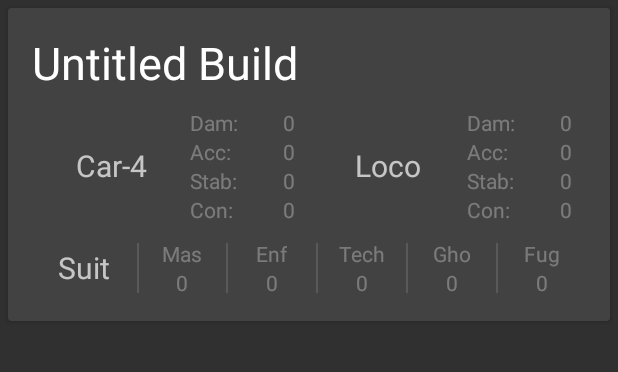
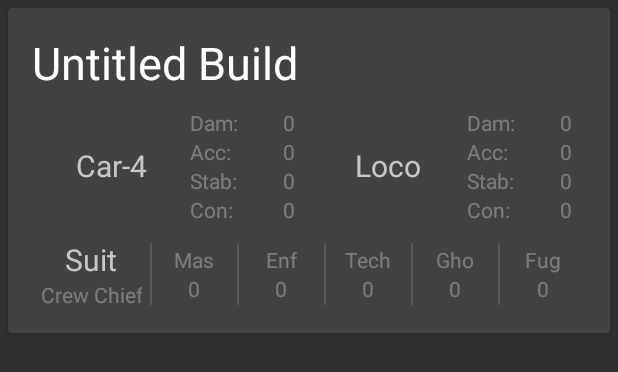
Before and after one commit to jamieadkins95/Heistr, an Android app: the layout card_view_build.xml on its own in the app's theme, with its tools: preview values and no code run, on a phone screen of 412 x 824 dp. Shown: the top 372 px of the screen. Run offline under Robolectric (Android 15) with nearby library versions, the phone set to English and light mode, and no system bars.

Commit message:
Armour is now stored and retrieved. Also displayed in the build list Had to change card layout slightly to accomodate for long perk deck names. Still an issue with sociopath.

```diff
--- a/app/src/main/java/com/dawgandpony/pd2skills/Database/MySQLiteHelper.java
+++ b/app/src/main/java/com/dawgandpony/pd2skills/Database/MySQLiteHelper.java
@@ -12,7 +12,7 @@ import android.util.Log;
 public class MySQLiteHelper extends SQLiteOpenHelper {
 
     private static final String DATABASE_NAME = "pd2skills.db";
-    private static final int DATABASE_VERSION = 10;
+    private static final int DATABASE_VERSION = 11;
 
 
     //region Skills
--- a/app/src/main/java/com/dawgandpony/pd2skills/Fragments/PerkDeckFragment.java
+++ b/app/src/main/java/com/dawgandpony/pd2skills/Fragments/PerkDeckFragment.java
@@ -37,7 +37,7 @@ public class PerkDeckFragment extends Fragment {
         // Required empty public constructor
     }
 
-    public static PerkDeckFragment newInstance(int selectedPerkDeck) {
+    public static PerkDeckFragment newInstance() {
 
         Bundle args = new Bundle();
 
--- a/app/src/main/res/layout/card_view_build.xml
+++ b/app/src/main/res/layout/card_view_build.xml
@@ -240,7 +240,7 @@
 
             <LinearLayout
                 android:layout_width="0dp"
-                android:layout_weight="1.2"
+                android:layout_weight="1.4"
                 android:gravity="center"
                 android:layout_gravity="center"
                 android:layout_height="wrap_content"
@@ -251,15 +251,24 @@
                     android:layout_height="wrap_content"
                     android:id="@+id/tvArmour"
                     android:textColor="@color/textSecondary"
-                    android:textSize="20dp"
+                    android:textSize="20sp"
                     android:gravity="center"
-                    android:text="@string/armour_suit"/>
+                    android:text="@string/armour_default"/>
+                <TextView
+                    android:layout_width="wrap_content"
+                    android:layout_height="wrap_content"
+                    android:id="@+id/tvPerkDeck"
+                    android:textColor="@color/textHint"
+
+                    android:gravity="center"
+                    android:text="@string/perk_deck_default"/>
             </LinearLayout>
 
             <LinearLayout
                 android:layout_width="0dp"
                 android:layout_weight="1"
                 android:gravity="center"
+                android:layout_gravity="center"
                 android:layout_height="wrap_content"
                 android:orientation="vertical">
                 <TextView
@@ -278,6 +287,7 @@
                 android:layout_width="0dp"
                 android:layout_weight="1"
                 android:gravity="center"
+                android:layout_gravity="center"
                 android:layout_height="wrap_content"
                 android:orientation="vertical">
                 <TextView
@@ -296,6 +306,7 @@
                 android:layout_width="0dp"
                 android:layout_weight="1"
                 android:gravity="center"
+                android:layout_gravity="center"
                 android:layout_height="wrap_content"
                 android:orientation="vertical">
                 <TextView
@@ -314,6 +325,7 @@
                 android:layout_width="0dp"
                 android:layout_weight="1"
                 android:gravity="center"
+                android:layout_gravity="center"
                 android:layout_height="wrap_content"
                 android:orientation="vertical">
                 <TextView
@@ -332,6 +344,7 @@
                 android:layout_width="0dp"
                 android:layout_weight="1"
                 android:gravity="center"
+                android:layout_gravity="center"
                 android:layout_height="wrap_content"
                 android:orientation="vertical">
                 <TextView
```
Also changed, not shown: app/src/main/java/com/dawgandpony/pd2skills/Activities/EditBuildActivity.java (+9 -3 lines), app/src/main/java/com/dawgandpony/pd2skills/BuildObjects/Build.java (+10 -1 lines), app/src/main/java/com/dawgandpony/pd2skills/Database/DataSourceBuilds.java (+11 -2 lines), app/src/main/java/com/dawgandpony/pd2skills/Fragments/ArmourFragment.java (+47 -2 lines), app/src/main/java/com/dawgandpony/pd2skills/utils/ArrayAdapterBuildList.java (+12 -1 lines), app/src/main/res/layout/fragment_armour.xml (+7 -5 lines), app/src/main/res/values/strings.xml (+24 -7 lines).
